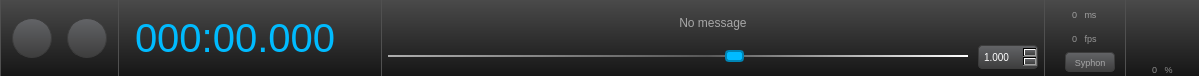
First picture: the form in uitransport.ui, repository buzzinglight/IanniX, before the edit.
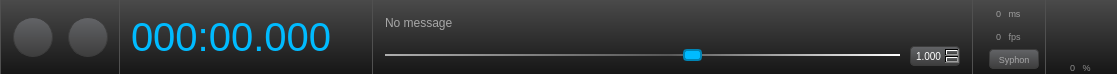
Second picture: the form after the edit. Icons and pictures are not drawn.

```diff
--- a/uitransport.ui
+++ b/uitransport.ui
@@ -6,8 +6,8 @@
    <rect>
     <x>0</x>
     <y>0</y>
-    <width>1175</width>
-    <height>67</height>
+    <width>1089</width>
+    <height>63</height>
    </rect>
   </property>
   <property name="windowTitle">
@@ -151,11 +151,14 @@
          <property name="spacing">
           <number>15</number>
          </property>
+         <property name="leftMargin">
+          <number>12</number>
+         </property>
          <property name="topMargin">
-          <number>6</number>
+          <number>0</number>
          </property>
          <property name="bottomMargin">
-          <number>6</number>
+          <number>0</number>
          </property>
          <item>
           <widget class="QPushButton" name="ffButton">
@@ -252,11 +255,17 @@
          <enum>QFrame::Raised</enum>
         </property>
         <layout class="QHBoxLayout" name="horizontalLayout_3">
+         <property name="leftMargin">
+          <number>6</number>
+         </property>
          <property name="topMargin">
+          <number>0</number>
+         </property>
+         <property name="rightMargin">
           <number>6</number>
          </property>
          <property name="bottomMargin">
-          <number>6</number>
+          <number>0</number>
          </property>
          <item>
           <widget class="QLineEdit" name="timeEdit">
@@ -308,13 +317,13 @@
           <number>0</number>
          </property>
          <property name="leftMargin">
-          <number>6</number>
+          <number>12</number>
          </property>
          <property name="topMargin">
           <number>0</number>
          </property>
          <property name="rightMargin">
-          <number>6</number>
+          <number>12</number>
          </property>
          <property name="bottomMargin">
           <number>0</number>
@@ -329,14 +338,14 @@
            </property>
            <property name="minimumSize">
             <size>
-             <width>650</width>
-             <height>35</height>
+             <width>575</width>
+             <height>30</height>
             </size>
            </property>
            <property name="maximumSize">
             <size>
-             <width>650</width>
-             <height>35</height>
+             <width>575</width>
+             <height>30</height>
             </size>
            </property>
            <property name="toolTip">
@@ -349,7 +358,7 @@
             <string>No message</string>
            </property>
            <property name="alignment">
-            <set>Qt::AlignCenter</set>
+            <set>Qt::AlignLeading|Qt::AlignLeft|Qt::AlignVCenter</set>
            </property>
            <property name="wordWrap">
             <bool>true</bool>
@@ -387,14 +396,14 @@
             <widget class="QDoubleSpinBox" name="speedSpin">
              <property name="minimumSize">
               <size>
-               <width>60</width>
-               <height>0</height>
+               <width>50</width>
+               <height>20</height>
               </size>
              </property>
              <property name="maximumSize">
               <size>
-               <width>60</width>
-               <height>16777215</height>
+               <width>50</width>
+               <height>20</height>
               </size>
              </property>
              <property name="toolTip">
@@ -448,13 +457,13 @@
           <number>0</number>
          </property>
          <property name="leftMargin">
-          <number>10</number>
+          <number>6</number>
          </property>
          <property name="topMargin">
           <number>0</number>
          </property>
          <property name="rightMargin">
-          <number>10</number>
+          <number>6</number>
          </property>
          <property name="bottomMargin">
           <number>0</number>
@@ -586,10 +595,10 @@
           <number>6</number>
          </property>
          <property name="leftMargin">
-          <number>12</number>
+          <number>10</number>
          </property>
          <property name="topMargin">
-          <number>5</number>
+          <number>3</number>
          </property>
          <property name="rightMargin">
           <number>6</number>
```
Left out of the diff: 30 changed lines with no effect on the pictures.
